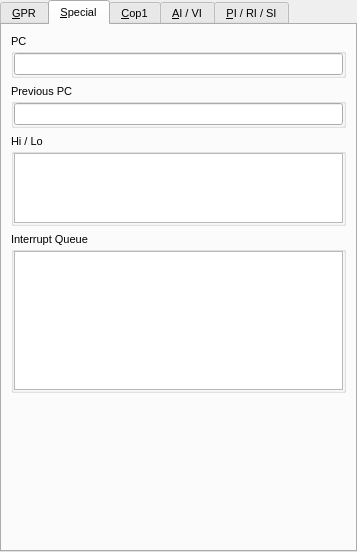
Qt form main/gui_qt4/debugger/registerwidget.ui (mupen64plus/mupen64plus-oldsvn) before a commit.
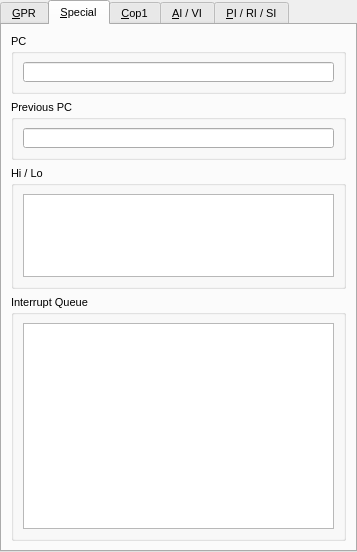
The same form after that commit. The open tabs and pages were chosen to show the change.

The edit to the form file:
```diff
--- a/main/gui_qt4/debugger/registerwidget.ui
+++ b/main/gui_qt4/debugger/registerwidget.ui
@@ -122,27 +122,36 @@
          <item>
           <widget class="QGroupBox" name="groupBox_3" >
            <property name="sizePolicy" >
-            <sizepolicy vsizetype="Preferred" hsizetype="Preferred" >
+            <sizepolicy vsizetype="Expanding" hsizetype="Expanding" >
              <horstretch>0</horstretch>
              <verstretch>0</verstretch>
             </sizepolicy>
            </property>
+           <property name="minimumSize" >
+            <size>
+             <width>0</width>
+             <height>60</height>
+            </size>
+           </property>
+           <property name="maximumSize" >
+            <size>
+             <width>16777215</width>
+             <height>60</height>
+            </size>
+           </property>
            <property name="title" >
             <string>PC</string>
            </property>
-           <layout class="QVBoxLayout" name="verticalLayout_20" >
-            <property name="spacing" >
-             <number>0</number>
-            </property>
-            <property name="margin" >
-             <number>0</number>
-            </property>
+           <layout class="QVBoxLayout" name="verticalLayout_12" >
             <item>
-             <layout class="QVBoxLayout" name="verticalLayout_12" >
-              <item>
-               <widget class="QLineEdit" name="linePC" />
-              </item>
-             </layout>
+             <widget class="QLineEdit" name="linePC" >
+              <property name="sizePolicy" >
+               <sizepolicy vsizetype="Fixed" hsizetype="Expanding" >
+                <horstretch>0</horstretch>
+                <verstretch>0</verstretch>
+               </sizepolicy>
+              </property>
+             </widget>
             </item>
            </layout>
           </widget>
@@ -150,27 +159,42 @@
          <item>
           <widget class="QGroupBox" name="groupBox_9" >
            <property name="sizePolicy" >
-            <sizepolicy vsizetype="Preferred" hsizetype="Preferred" >
+            <sizepolicy vsizetype="Expanding" hsizetype="Expanding" >
              <horstretch>0</horstretch>
              <verstretch>0</verstretch>
             </sizepolicy>
            </property>
+           <property name="minimumSize" >
+            <size>
+             <width>0</width>
+             <height>60</height>
+            </size>
+           </property>
+           <property name="maximumSize" >
+            <size>
+             <width>16777215</width>
+             <height>60</height>
+            </size>
+           </property>
            <property name="title" >
             <string>Previous PC</string>
            </property>
-           <layout class="QVBoxLayout" name="verticalLayout_17" >
-            <property name="spacing" >
-             <number>0</number>
-            </property>
-            <property name="margin" >
-             <number>0</number>
-            </property>
+           <layout class="QVBoxLayout" name="verticalLayout_13" >
             <item>
-             <layout class="QVBoxLayout" name="verticalLayout_14" >
-              <item>
-               <widget class="QLineEdit" name="linePrevPC" />
-              </item>
-             </layout>
+             <widget class="QLineEdit" name="linePrevPC" >
+              <property name="sizePolicy" >
+               <sizepolicy vsizetype="Fixed" hsizetype="Expanding" >
+                <horstretch>0</horstretch>
+                <verstretch>0</verstretch>
+               </sizepolicy>
+              </property>
+              <property name="minimumSize" >
+               <size>
+                <width>0</width>
+                <height>0</height>
+               </size>
+              </property>
+             </widget>
             </item>
            </layout>
           </widget>
@@ -178,31 +202,27 @@
          <item>
           <widget class="QGroupBox" name="groupBox_11" >
            <property name="sizePolicy" >
-            <sizepolicy vsizetype="Preferred" hsizetype="Preferred" >
+            <sizepolicy vsizetype="Expanding" hsizetype="Expanding" >
              <horstretch>0</horstretch>
-             <verstretch>1</verstretch>
+             <verstretch>2</verstretch>
             </sizepolicy>
            </property>
            <property name="title" >
             <string>Hi / Lo</string>
            </property>
-           <layout class="QVBoxLayout" name="verticalLayout_19" >
-            <property name="spacing" >
-             <number>0</number>
-            </property>
-            <property name="margin" >
-             <number>0</number>
-            </property>
+           <layout class="QVBoxLayout" name="verticalLayout_14" >
             <item>
-             <layout class="QVBoxLayout" name="verticalLayout_16" >
-              <item>
-               <widget class="QTableView" name="tableHiLo" >
-                <property name="showGrid" >
-                 <bool>false</bool>
-                </property>
-               </widget>
-              </item>
-             </layout>
+             <widget class="QTableView" name="tableHiLo" >
+              <property name="sizePolicy" >
+               <sizepolicy vsizetype="Expanding" hsizetype="Expanding" >
+                <horstretch>0</horstretch>
+                <verstretch>2</verstretch>
+               </sizepolicy>
+              </property>
+              <property name="showGrid" >
+               <bool>false</bool>
+              </property>
+             </widget>
             </item>
            </layout>
           </widget>
@@ -210,44 +230,31 @@
          <item>
           <widget class="QGroupBox" name="groupBox_10" >
            <property name="sizePolicy" >
-            <sizepolicy vsizetype="Preferred" hsizetype="Preferred" >
+            <sizepolicy vsizetype="Expanding" hsizetype="Expanding" >
              <horstretch>0</horstretch>
-             <verstretch>3</verstretch>
+             <verstretch>4</verstretch>
             </sizepolicy>
            </property>
            <property name="title" >
             <string>Interrupt Queue</string>
            </property>
-           <layout class="QVBoxLayout" name="verticalLayout_18" >
-            <property name="spacing" >
-             <number>0</number>
-            </property>
-            <property name="margin" >
-             <number>0</number>
-            </property>
+           <layout class="QVBoxLayout" name="verticalLayout_5" >
             <item>
-             <layout class="QVBoxLayout" name="verticalLayout_15" >
-              <item>
-               <widget class="QTableView" name="tableInterupt" />
-              </item>
-             </layout>
+             <widget class="QTableView" name="tableInterupt" >
+              <property name="sizePolicy" >
+               <sizepolicy vsizetype="Expanding" hsizetype="Expanding" >
+                <horstretch>0</horstretch>
+                <verstretch>11</verstretch>
+               </sizepolicy>
+              </property>
+              <property name="showGrid" >
+               <bool>false</bool>
+              </property>
+             </widget>
             </item>
            </layout>
           </widget>
          </item>
-         <item>
-          <spacer name="verticalSpacer" >
-           <property name="orientation" >
-            <enum>Qt::Vertical</enum>
-           </property>
-           <property name="sizeHint" stdset="0" >
-            <size>
-             <width>20</width>
-             <height>148</height>
-            </size>
-           </property>
-          </spacer>
-         </item>
         </layout>
        </widget>
        <widget class="QWidget" name="tabCop1" >
```
Left out of the diff: 8 changed lines with no effect on the pictures.
